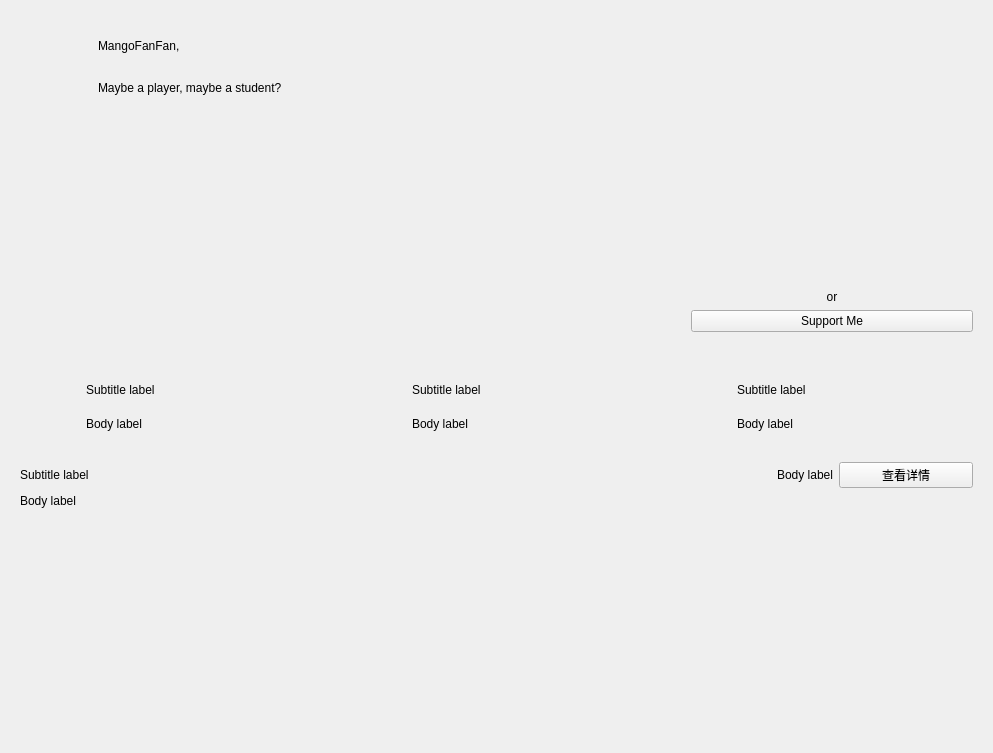
Above: app/view/designer/about_interface.ui from mangofanfan/FanTools2 before the change. Below: the same form after it.
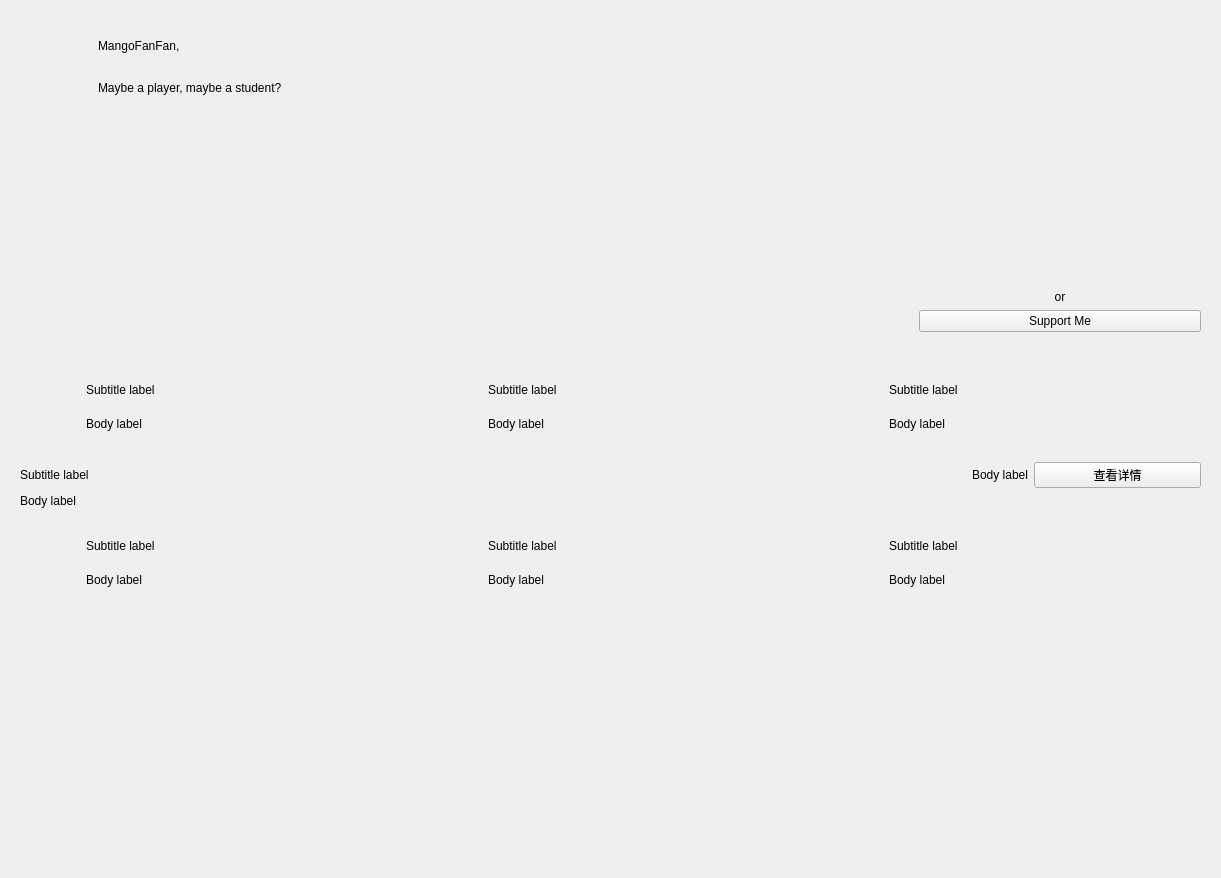
That is the form after the change. Custom widgets are drawn as their Qt base class.

Diff of the .ui file:
```diff
--- a/app/view/designer/about_interface.ui
+++ b/app/view/designer/about_interface.ui
@@ -6,8 +6,8 @@
    <rect>
     <x>0</x>
     <y>0</y>
-    <width>993</width>
-    <height>753</height>
+    <width>1221</width>
+    <height>878</height>
    </rect>
   </property>
   <property name="windowTitle">
@@ -369,6 +369,154 @@
      </layout>
     </widget>
    </item>
+   <item>
+    <layout class="QHBoxLayout" name="horizontalLayout_2">
+     <item>
+      <widget class="CardWidget" name="CardWidget_Docs">
+       <property name="minimumSize">
+        <size>
+         <width>0</width>
+         <height>80</height>
+        </size>
+       </property>
+       <property name="maximumSize">
+        <size>
+         <width>16777215</width>
+         <height>80</height>
+        </size>
+       </property>
+       <layout class="QGridLayout" name="gridLayout_7" rowstretch="0,0">
+        <item row="0" column="0" rowspan="2">
+         <widget class="ImageLabel" name="ImageLabel_Docs">
+          <property name="minimumSize">
+           <size>
+            <width>60</width>
+            <height>60</height>
+           </size>
+          </property>
+          <property name="maximumSize">
+           <size>
+            <width>60</width>
+            <height>60</height>
+           </size>
+          </property>
+         </widget>
+        </item>
+        <item row="0" column="1">
+         <widget class="SubtitleLabel" name="SubtitleLabel_Docs">
+          <property name="text">
+           <string>Subtitle label</string>
+          </property>
+         </widget>
+        </item>
+        <item row="1" column="1">
+         <widget class="BodyLabel" name="BodyLabel_Docs">
+          <property name="text">
+           <string>Body label</string>
+          </property>
+         </widget>
+        </item>
+       </layout>
+      </widget>
+     </item>
+     <item>
+      <widget class="CardWidget" name="CardWidget_GitHub">
+       <property name="minimumSize">
+        <size>
+         <width>0</width>
+         <height>80</height>
+        </size>
+       </property>
+       <property name="maximumSize">
+        <size>
+         <width>16777215</width>
+         <height>80</height>
+        </size>
+       </property>
+       <layout class="QGridLayout" name="gridLayout_8">
+        <item row="0" column="0" rowspan="2">
+         <widget class="ImageLabel" name="ImageLabel_GitHub">
+          <property name="minimumSize">
+           <size>
+            <width>60</width>
+            <height>60</height>
+           </size>
+          </property>
+          <property name="maximumSize">
+           <size>
+            <width>60</width>
+            <height>60</height>
+           </size>
+          </property>
+         </widget>
+        </item>
+        <item row="0" column="1">
+         <widget class="SubtitleLabel" name="SubtitleLabel_GitHub">
+          <property name="text">
+           <string>Subtitle label</string>
+          </property>
+         </widget>
+        </item>
+        <item row="1" column="1">
+         <widget class="BodyLabel" name="BodyLabel_GitHub">
+          <property name="text">
+           <string>Body label</string>
+          </property>
+         </widget>
+        </item>
+       </layout>
+      </widget>
+     </item>
+     <item>
+      <widget class="CardWidget" name="CardWidget_Release">
+       <property name="minimumSize">
+        <size>
+         <width>0</width>
+         <height>80</height>
+        </size>
+       </property>
+       <property name="maximumSize">
+        <size>
+         <width>16777215</width>
+         <height>80</height>
+        </size>
+       </property>
+       <layout class="QGridLayout" name="gridLayout_9">
+        <item row="0" column="0" rowspan="2">
+         <widget class="ImageLabel" name="ImageLabel_Release">
+          <property name="minimumSize">
+           <size>
+            <width>60</width>
+            <height>60</height>
+           </size>
+          </property>
+          <property name="maximumSize">
+           <size>
+            <width>60</width>
+            <height>60</height>
+           </size>
+          </property>
+         </widget>
+        </item>
+        <item row="0" column="1">
+         <widget class="SubtitleLabel" name="SubtitleLabel_Release">
+          <property name="text">
+           <string>Subtitle label</string>
+          </property>
+         </widget>
+        </item>
+        <item row="1" column="1">
+         <widget class="BodyLabel" name="BodyLabel_Release">
+          <property name="text">
+           <string>Body label</string>
+          </property>
+         </widget>
+        </item>
+       </layout>
+      </widget>
+     </item>
+    </layout>
+   </item>
    <item>
     <spacer name="verticalSpacer_5">
      <property name="orientation">
```
Left out of the diff: 6 changed lines with no effect on the pictures.
